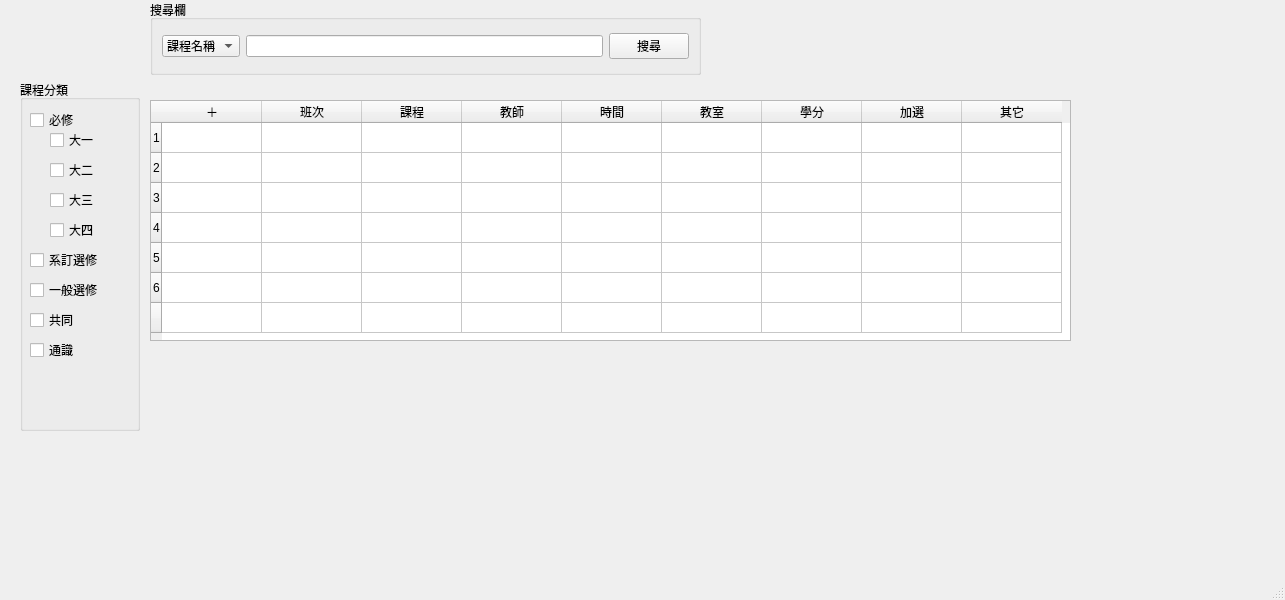
This is projectMainFile/mainwindow.ui in IMBensonQB/PD110-1-FP as Qt 5 draws it before an edit. The edited form follows.
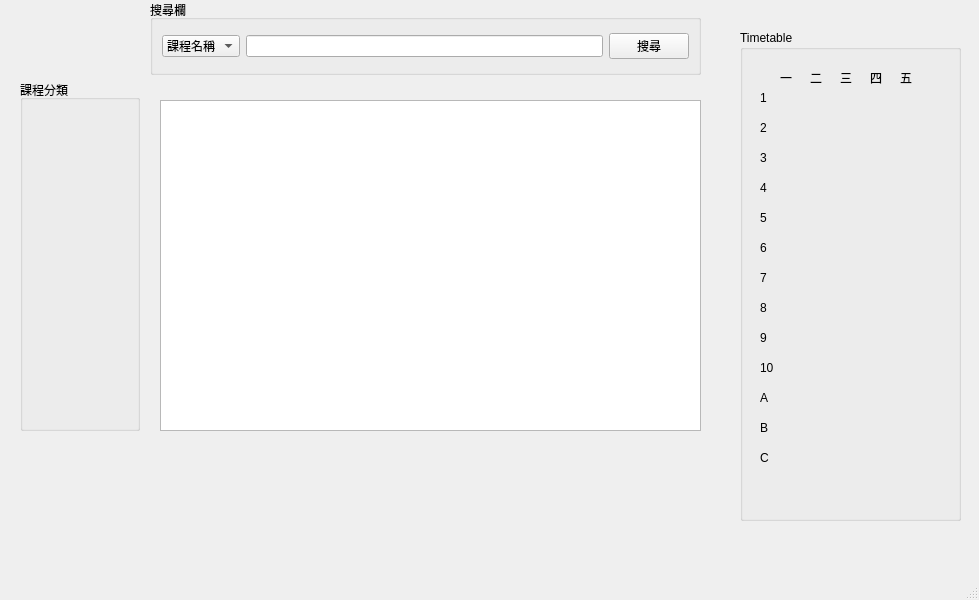
This is the edited form.

Patch:
```diff
--- a/projectMainFile/mainwindow.ui
+++ b/projectMainFile/mainwindow.ui
@@ -6,7 +6,7 @@
    <rect>
     <x>0</x>
     <y>0</y>
-    <width>1285</width>
+    <width>979</width>
     <height>600</height>
    </rect>
   </property>
@@ -70,213 +70,263 @@
     <property name="title">
      <string>課程分類</string>
     </property>
-    <widget class="QCheckBox" name="checkBox">
-     <property name="geometry">
-      <rect>
-       <x>10</x>
-       <y>30</y>
-       <width>85</width>
-       <height>20</height>
-      </rect>
-     </property>
-     <property name="text">
-      <string>必修</string>
-     </property>
-    </widget>
-    <widget class="QCheckBox" name="checkBox_4">
-     <property name="geometry">
-      <rect>
-       <x>10</x>
-       <y>230</y>
-       <width>85</width>
-       <height>20</height>
-      </rect>
-     </property>
-     <property name="text">
-      <string>共同</string>
-     </property>
-    </widget>
-    <widget class="QCheckBox" name="checkBox_5">
-     <property name="geometry">
-      <rect>
-       <x>10</x>
-       <y>260</y>
-       <width>85</width>
-       <height>20</height>
-      </rect>
-     </property>
-     <property name="text">
-      <string>通識</string>
-     </property>
-    </widget>
-    <widget class="QCheckBox" name="checkBox_3">
-     <property name="geometry">
-      <rect>
-       <x>10</x>
-       <y>200</y>
-       <width>85</width>
-       <height>20</height>
-      </rect>
-     </property>
-     <property name="text">
-      <string>一般選修</string>
-     </property>
-    </widget>
-    <widget class="QCheckBox" name="checkBox_2">
-     <property name="geometry">
-      <rect>
-       <x>10</x>
-       <y>170</y>
-       <width>85</width>
-       <height>20</height>
-      </rect>
-     </property>
-     <property name="text">
-      <string>系訂選修</string>
-     </property>
-    </widget>
-    <widget class="QCheckBox" name="checkBox_6">
-     <property name="geometry">
-      <rect>
-       <x>30</x>
-       <y>50</y>
-       <width>85</width>
-       <height>20</height>
-      </rect>
-     </property>
-     <property name="text">
-      <string>大一</string>
-     </property>
-    </widget>
-    <widget class="QCheckBox" name="checkBox_7">
-     <property name="geometry">
-      <rect>
-       <x>30</x>
-       <y>80</y>
-       <width>85</width>
-       <height>20</height>
-      </rect>
-     </property>
-     <property name="text">
-      <string>大二</string>
-     </property>
-    </widget>
-    <widget class="QCheckBox" name="checkBox_8">
-     <property name="geometry">
-      <rect>
-       <x>30</x>
-       <y>110</y>
-       <width>85</width>
-       <height>20</height>
-      </rect>
-     </property>
-     <property name="text">
-      <string>大三</string>
-     </property>
-    </widget>
-    <widget class="QCheckBox" name="checkBox_9">
-     <property name="geometry">
-      <rect>
-       <x>30</x>
-       <y>140</y>
-       <width>85</width>
-       <height>20</height>
-      </rect>
-     </property>
-     <property name="text">
-      <string>大四</string>
-     </property>
-    </widget>
    </widget>
-   <widget class="QTableWidget" name="tableWidget">
+   <widget class="QTableView" name="tableView">
     <property name="geometry">
      <rect>
-      <x>150</x>
+      <x>160</x>
       <y>100</y>
-      <width>921</width>
-      <height>241</height>
+      <width>541</width>
+      <height>331</height>
      </rect>
     </property>
-    <row>
+   </widget>
+   <widget class="QGroupBox" name="groupBox_3">
+    <property name="geometry">
+     <rect>
+      <x>740</x>
+      <y>30</y>
+      <width>221</width>
+      <height>491</height>
+     </rect>
+    </property>
+    <property name="title">
+     <string>Timetable</string>
+    </property>
+    <widget class="QLabel" name="label">
+     <property name="geometry">
+      <rect>
+       <x>40</x>
+       <y>40</y>
+       <width>21</width>
+       <height>16</height>
+      </rect>
+     </property>
+     <property name="text">
+      <string>一</string>
+     </property>
+    </widget>
+    <widget class="QLabel" name="label_2">
+     <property name="geometry">
+      <rect>
+       <x>70</x>
+       <y>40</y>
+       <width>21</width>
+       <height>16</height>
+      </rect>
+     </property>
+     <property name="text">
+      <string>二</string>
+     </property>
+    </widget>
+    <widget class="QLabel" name="label_3">
+     <property name="geometry">
+      <rect>
+       <x>100</x>
+       <y>40</y>
+       <width>21</width>
+       <height>16</height>
+      </rect>
+     </property>
+     <property name="text">
+      <string>三</string>
+     </property>
+    </widget>
+    <widget class="QLabel" name="label_4">
+     <property name="geometry">
+      <rect>
+       <x>130</x>
+       <y>40</y>
+       <width>21</width>
+       <height>16</height>
+      </rect>
+     </property>
+     <property name="text">
+      <string>四</string>
+     </property>
+    </widget>
+    <widget class="QLabel" name="label_5">
+     <property name="geometry">
+      <rect>
+       <x>160</x>
+       <y>40</y>
+       <width>21</width>
+       <height>16</height>
+      </rect>
+     </property>
+     <property name="text">
+      <string>五</string>
+     </property>
+    </widget>
+    <widget class="QLabel" name="label_6">
+     <property name="geometry">
+      <rect>
+       <x>20</x>
+       <y>60</y>
+       <width>21</width>
+       <height>16</height>
+      </rect>
+     </property>
      <property name="text">
       <string>1</string>
      </property>
-    </row>
-    <row>
+    </widget>
+    <widget class="QLabel" name="label_7">
+     <property name="geometry">
+      <rect>
+       <x>20</x>
+       <y>90</y>
+       <width>21</width>
+       <height>16</height>
+      </rect>
+     </property>
      <property name="text">
       <string>2</string>
      </property>
-    </row>
-    <row>
+    </widget>
+    <widget class="QLabel" name="label_8">
+     <property name="geometry">
+      <rect>
+       <x>20</x>
+       <y>120</y>
+       <width>21</width>
+       <height>16</height>
+      </rect>
+     </property>
      <property name="text">
       <string>3</string>
      </property>
-    </row>
-    <row>
+    </widget>
+    <widget class="QLabel" name="label_9">
+     <property name="geometry">
+      <rect>
+       <x>20</x>
+       <y>150</y>
+       <width>21</width>
+       <height>16</height>
+      </rect>
+     </property>
      <property name="text">
       <string>4</string>
      </property>
-    </row>
-    <row>
+    </widget>
+    <widget class="QLabel" name="label_10">
+     <property name="geometry">
+      <rect>
+       <x>20</x>
+       <y>180</y>
+       <width>21</width>
+       <height>16</height>
+      </rect>
+     </property>
      <property name="text">
       <string>5</string>
      </property>
-    </row>
-    <row>
+    </widget>
+    <widget class="QLabel" name="label_11">
+     <property name="geometry">
+      <rect>
+       <x>20</x>
+       <y>210</y>
+       <width>21</width>
+       <height>16</height>
+      </rect>
+     </property>
      <property name="text">
       <string>6</string>
      </property>
-    </row>
-    <row>
-     <property name="text">
-      <string/>
+    </widget>
+    <widget class="QLabel" name="label_12">
+     <property name="geometry">
+      <rect>
+       <x>20</x>
+       <y>240</y>
+       <width>21</width>
+       <height>16</height>
+      </rect>
      </property>
-    </row>
-    <column>
      <property name="text">
-      <string>＋</string>
+      <string>7</string>
      </property>
-    </column>
-    <column>
-     <property name="text">
-      <string>班次</string>
+    </widget>
+    <widget class="QLabel" name="label_13">
+     <property name="geometry">
+      <rect>
+       <x>20</x>
+       <y>270</y>
+       <width>21</width>
+       <height>16</height>
+      </rect>
      </property>
-    </column>
-    <column>
      <property name="text">
-      <string>課程</string>
+      <string>8</string>
      </property>
-    </column>
-    <column>
-     <property name="text">
-      <string>教師</string>
+    </widget>
+    <widget class="QLabel" name="label_14">
+     <property name="geometry">
+      <rect>
+       <x>20</x>
+       <y>300</y>
+       <width>21</width>
+       <height>16</height>
+      </rect>
      </property>
-    </column>
-    <column>
      <property name="text">
-      <string>時間</string>
+      <string>9</string>
      </property>
-    </column>
-    <column>
+    </widget>
+    <widget class="QLabel" name="label_15">
+     <property name="geometry">
+      <rect>
+       <x>20</x>
+       <y>330</y>
+       <width>21</width>
+       <height>16</height>
+      </rect>
+     </property>
      <property name="text">
-      <string>教室</string>
+      <string>10</string>
      </property>
-    </column>
-    <column>
+    </widget>
+    <widget class="QLabel" name="label_16">
+     <property name="geometry">
+      <rect>
+       <x>20</x>
+       <y>360</y>
+       <width>21</width>
+       <height>16</height>
+      </rect>
+     </property>
      <property name="text">
-      <string>學分</string>
+      <string>A</string>
      </property>
-    </column>
-    <column>
+    </widget>
+    <widget class="QLabel" name="label_17">
+     <property name="geometry">
+      <rect>
+       <x>20</x>
+       <y>390</y>
+       <width>21</width>
+       <height>16</height>
+      </rect>
+     </property>
      <property name="text">
-      <string>加選</string>
+      <string>B</string>
      </property>
-    </column>
-    <column>
+    </widget>
+    <widget class="QLabel" name="label_18">
+     <property name="geometry">
+      <rect>
+       <x>20</x>
+       <y>420</y>
+       <width>21</width>
+       <height>16</height>
+      </rect>
+     </property>
      <property name="text">
-      <string>其它</string>
+      <string>C</string>
      </property>
-    </column>
+    </widget>
    </widget>
   </widget>
   <widget class="QMenuBar" name="menubar">
```
Left out of the diff: 4 changed lines with no effect on the pictures.
